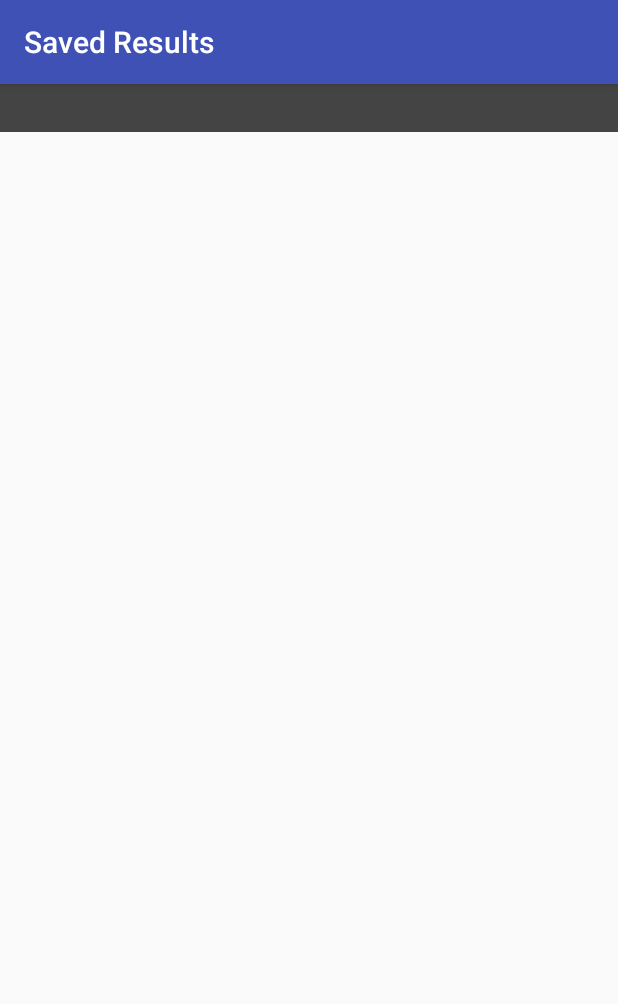
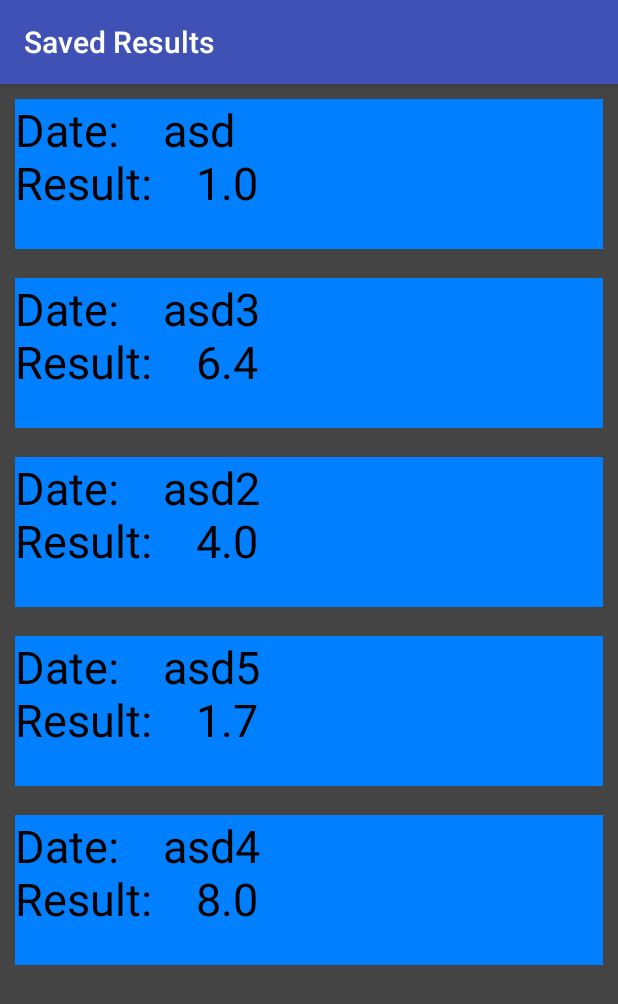
Before and after one commit to atus89123/calculator, an Android app: the screen it shows after launch (ShowResultsActivity), after a tap on "SHOW RESULTS", on a phone screen of 412 x 824 dp. Shown: the top 1004 px of the screen. Run offline under Robolectric (Android 15) with nearby library versions, the phone set to English and light mode, and no system bars.

Commit message:
wrote javadoc little design to show result

```diff
--- a/MyCalculator/app/src/main/java/com/example/totha/mycalculator/MainActivity.java
+++ b/MyCalculator/app/src/main/java/com/example/totha/mycalculator/MainActivity.java
@@ -52,6 +52,11 @@ public class MainActivity extends AppCompatActivity implements View.OnClickListe
         resultTextView.setText("0");
 
         resultsMap = new HashMap<String, Double>();
+        resultsMap.put("asd", 1.0);
+        resultsMap.put("asd2", 4.0);
+        resultsMap.put("asd3", 6.4);
+        resultsMap.put("asd4", 8.0);
+        resultsMap.put("asd5", 1.7);
     }
 
 
@@ -92,6 +97,13 @@ public class MainActivity extends AppCompatActivity implements View.OnClickListe
         }
     }
 
+    /**
+     * Called by onClick method if user press "=" button
+     * Returns a double that calculated from an equation
+     * it will be wrote to the reult textview
+     * @param components contains the operators and numbers in a row
+     * @return calculated result
+     */
     public double reversePolishForm(ArrayList<String> components) {
         //if(components.isEmpty()) return 0;
         Stack<Double> stack = new Stack<Double>();;
@@ -183,7 +195,13 @@ public class MainActivity extends AppCompatActivity implements View.OnClickListe
 
 
 
-    /** Called when the user clicks the "show results" button */
+    /**
+     * Called when the user clicks the "show results" button
+     * create new intent to ShowResultsActivity (it will show a list of the saved results)
+     * put a map into extras which contains the saved results by the user
+     * then start activity with this intent
+     * @param view
+     */
     public void showResults(View view) {
         Intent intent = new Intent(this, ShowResultsActivity.class);
         intent.putExtra(EXTRA_RESULT, (Serializable) resultsMap);
--- a/MyCalculator/app/src/main/java/com/example/totha/mycalculator/ShowResultsActivity.java
+++ b/MyCalculator/app/src/main/java/com/example/totha/mycalculator/ShowResultsActivity.java
@@ -1,6 +1,7 @@
 package com.example.totha.mycalculator;
 
 import android.content.Intent;
+import android.graphics.Color;
 import android.support.v7.app.AppCompatActivity;
 import android.os.Bundle;
 import android.widget.LinearLayout;
@@ -19,15 +20,21 @@ public class ShowResultsActivity extends AppCompatActivity {
         setContentView(R.layout.activity_show_results);
         setTitle("Saved Results");
 
-        LinearLayout layout = (LinearLayout) findViewById(R.id.resultsLayout);
+        LinearLayout myLinearLayout = (LinearLayout) findViewById(R.id.resultsLayout);
         Intent intent = getIntent();
         Map<String, Double> resultsMap = new HashMap<String, Double>((Map)intent.getSerializableExtra(MainActivity.EXTRA_RESULT));
 
         for( String key : resultsMap.keySet() ) {
             TextView textView = new TextView(this);
             textView.setTextSize(30);
+            textView.setBackgroundResource(R.color.blue);
+            textView.setTextColor(Color.BLACK);
+            textView.setHeight(150);
             textView.setText("Date:    " + key + '\n' + "Result:    " + resultsMap.get(key) + '\n');
-            layout.addView(textView);
+            myLinearLayout.addView(textView);
+
+            TextView textView2 = new TextView(this);//nem így kéne
+            myLinearLayout.addView(textView2);
         }
     }
 }
--- a/MyCalculator/app/src/main/res/layout/activity_show_results.xml
+++ b/MyCalculator/app/src/main/res/layout/activity_show_results.xml
@@ -1,18 +1,17 @@
 <?xml version="1.0" encoding="utf-8"?>
 <ScrollView xmlns:android="http://schemas.android.com/apk/res/android"
-    xmlns:tools="http://schemas.android.com/tools"
     android:layout_width="match_parent"
-    android:layout_height="match_parent">
+    android:layout_height="match_parent"
+    android:background="#444444">
+
     <LinearLayout
         android:layout_width="match_parent"
-        android:layout_height="match_parent"
-        android:paddingBottom="@dimen/activity_vertical_margin"
-        android:paddingLeft="@dimen/activity_horizontal_margin"
-        android:paddingRight="@dimen/activity_horizontal_margin"
-        android:paddingTop="@dimen/activity_vertical_margin"
-        tools:context="com.example.totha.mycalculator.ShowResultsActivity"
+        android:layout_height="wrap_content"
+        android:paddingBottom="0dp"
+        android:paddingLeft="10dp"
+        android:paddingRight="10dp"
+        android:paddingTop="10dp"
         android:id="@+id/resultsLayout"
-        android:background="#444444"
         android:orientation="vertical">
 
     </LinearLayout>
```
